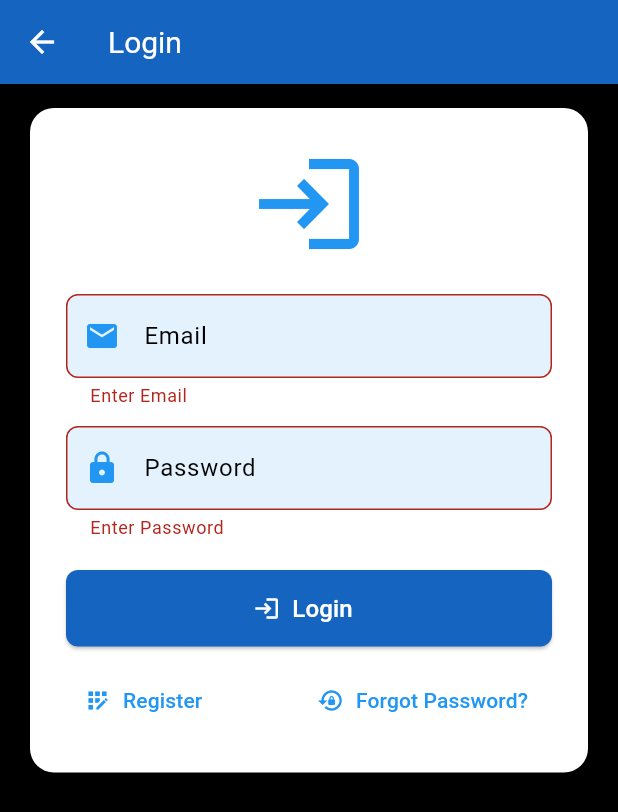
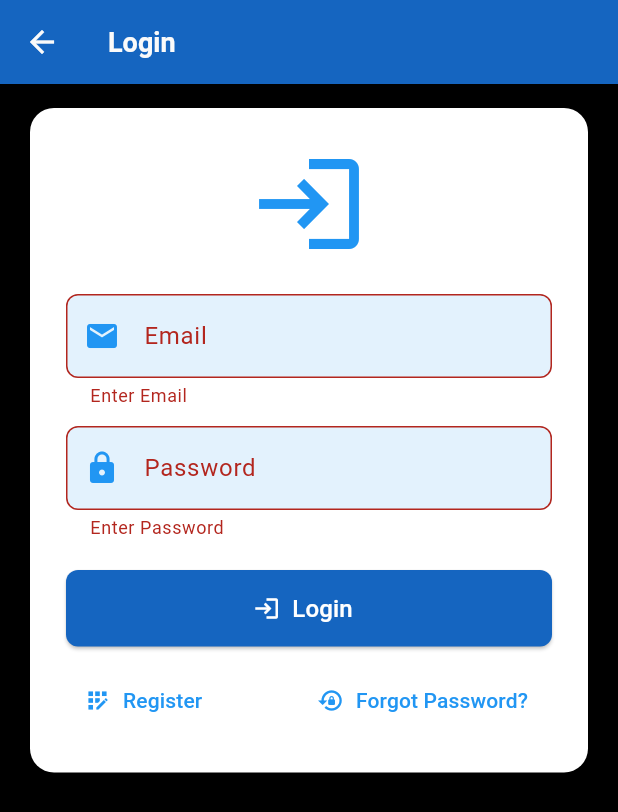
Before and after one commit to mbayajames/job_portal_app, a Flutter app: the screen it shows after launch, after a tap on "Login", on a phone screen of 412 x 824 dp. Shown: the top 812 px of the screen. Run offline on Flutter 3.47's test engine with Material 3 defaults, Android fonts, the phone set to English and light mode, and no system bars; our stand-ins replace cloud_firestore, file_picker, firebase_auth, firebase_core, firebase_storage, font_awesome_flutter and 1 more; accounts and stored records are empty; statements that could not run were skipped.

Commit message:
fix(app): resolve startup issue in main.dart

```diff
--- a/lib/main.dart
+++ b/lib/main.dart
@@ -1,61 +1,159 @@
+// lib/main.dart
 import 'package:flutter/material.dart';
+import 'package:provider/provider.dart';
 import 'package:firebase_core/firebase_core.dart';
-import 'package:provider/provider.dart';
-import 'firebase_options.dart';
+import 'package:logging/logging.dart';
+
+// 🔹 Core
+import 'core/constants.dart';
+import 'core/route_names.dart';
 import 'core/routes.dart';
-import 'core/route_names.dart';
+
+// 🔹 Providers
 import 'providers/auth_provider.dart';
 import 'providers/job_provider.dart';
 import 'providers/notification_provider.dart';
+import 'providers/employer_profile_provider.dart';
+import 'providers/employer_application_provider.dart';
+import 'providers/user_provider.dart';
+import 'providers/saved_job_provider.dart';
+import 'providers/application_provider.dart';
+import 'providers/payment_provider.dart';
+import 'providers/settings_provider.dart';
+import 'services/auth_service.dart';
 
-void main() async {
+// 🔹 Auth Screens
+import 'providers/screens/auth/login_screen.dart';
+import 'providers/screens/auth/register_screen.dart';
+
+// 🔹 Seeker Screens
+import 'page/seeker/seeker_home_screen.dart';
+import 'page/seeker/profile_screen.dart';
+import 'page/seeker/account_settings_screen.dart';
+import 'page/seeker/saved_jobs_screen.dart';
+import 'page/seeker/applications_screen.dart'; // ✅ Updated
+import 'page/seeker/application_details_screen.dart';
+import 'page/seeker/job_details_screen.dart';
+import 'page/seeker/interviews_screen.dart';
+
+// 🔹 Common Screens
+import 'providers/screens/common/job_listing_screen.dart';
+import 'providers/screens/common/notifications_screen.dart';
+
+// 🔹 Employer Screens
+import 'providers/screens/employer/my_jobs_screen.dart';
+
+// 🔹 Firebase
+import 'firebase_options.dart';
+
+Future<void> main() async {
   WidgetsFlutterBinding.ensureInitialized();
-  await Firebase.initializeApp(options: DefaultFirebaseOptions.currentPlatform);
-  runApp(const MyApp());
+
+  // ✅ Setup logging
+  _setupLogging();
+
+  // ✅ Initialize Firebase
+  await Firebase.initializeApp(
+    options: DefaultFirebaseOptions.currentPlatform,
+  );
+
+  runApp(const JobPortalApp());
 }
 
-class MyApp extends StatelessWidget {
-  const MyApp({super.key});
+/// Setup logging configuration
+void _setupLogging() {
+  Logger.root.level = Level.ALL;
+  Logger.root.onRecord.listen((record) {
+    debugPrint(
+      '[${record.level.name}] ${record.time}: ${record.loggerName}: ${record.message}',
+    );
+  });
+}
+
+class JobPortalApp extends StatelessWidget {
+  const JobPortalApp({super.key});
 
   @override
   Widget build(BuildContext context) {
+    final authService = AuthService();
+
     return MultiProvider(
       providers: [
+        // 🔹 Core Providers
         ChangeNotifierProvider(create: (_) => AuthProvider()),
         ChangeNotifierProvider(create: (_) => JobProvider()),
         ChangeNotifierProvider(create: (_) => NotificationProvider()),
+        ChangeNotifierProvider(create: (_) => EmployerProfileProvider()),
+        ChangeNotifierProvider(create: (_) => EmployerApplicationProvider()),
+        ChangeNotifierProvider(create: (_) => UserProvider()),
+        ChangeNotifierProvider(create: (_) => SavedJobProvider()),
+        ChangeNotifierProvider(create: (_) => ApplicationProvider()),
+        ChangeNotifierProvider(create: (_) => PaymentProvider()),
+        ChangeNotifierProvider(create: (_) => SettingsProvider()),
+
+        // 🔹 Service Provider
+        ChangeNotifierProvider(create: (_) => authService),
       ],
       child: MaterialApp(
         debugShowCheckedModeBanner: false,
         title: 'Job Portal App',
         theme: ThemeData(
-          primarySwatch: Colors.blue,
-          scaffoldBackgroundColor: Colors.white,
+          primaryColor: kPrimaryColor,
+          scaffoldBackgroundColor: AppColors.background,
+          useMaterial3: true,
           appBarTheme: const AppBarTheme(
-            backgroundColor: Colors.blue,
-            titleTextStyle: TextStyle(color: Colors.white, fontSize: 20),
-            iconTheme: IconThemeData(color: Colors.white),
+            backgroundColor: kPrimaryColor,
+            iconTheme: IconThemeData(color: AppColors.background),
+            titleTextStyle: TextStyle(
+              color: AppColors.background,
+              fontSize: 18,
+              fontWeight: FontWeight.bold,
+            ),
           ),
           elevatedButtonTheme: ElevatedButtonThemeData(
             style: ElevatedButton.styleFrom(
-              backgroundColor: Colors.blue,
-              foregroundColor: Colors.white,
-              shape: RoundedRectangleBorder(borderRadius: BorderRadius.circular(8)),
+              backgroundColor: kPrimaryColor,
+              foregroundColor: AppColors.background,
+              shape: RoundedRectangleBorder(
+                borderRadius: BorderRadius.circular(8),
+              ),
             ),
           ),
-          textTheme: const TextTheme(
-            headlineSmall: TextStyle(color: Colors.blue, fontWeight: FontWeight.bold),
-            bodyMedium: TextStyle(color: Colors.black),
-          ),
-          inputDecorationTheme: const InputDecorationTheme(
-            border: OutlineInputBorder(),
-            labelStyle: TextStyle(color: Colors.black),
+          inputDecorationTheme: InputDecorationTheme(
             filled: true,
             fillColor: Colors.white,
+            border: OutlineInputBorder(
+              borderRadius: BorderRadius.circular(8),
+            ),
           ),
         ),
         initialRoute: RouteNames.login,
         onGenerateRoute: Routes.generateRoute,
+        routes: {
+          // ✅ Auth
+          RouteNames.login: (context) => const LoginScreen(),
+          RouteNames.register: (context) => const RegisterScreen(),
+
+          // ✅ Seeker
+          RouteNames.seekerHome: (context) => const SeekerHomeScreen(),
+          RouteNames.profile: (context) => const ProfileScreen(),
+          RouteNames.accountSettings: (context) => const AccountSettingsScreen(),
+          RouteNames.savedJobs: (context) => const SavedJobsScreen(),
+          RouteNames.applications: (context) => const ApplicationsScreen(), // ✅ Updated
+          RouteNames.applicationDetails: (context) =>
+              const ApplicationDetailsScreen(),
+
+          // ✅ Jobs
+          RouteNames.jobSearch: (context) => const JobListingScreen(),
+          RouteNames.jobDetails: (context) => const JobModelDetailsScreen(),
+
+          // ✅ Common
+          RouteNames.interviews: (context) => const InterviewsScreen(),
+          RouteNames.notifications: (context) => const NotificationsScreen(),
+
+          // ✅ Employer
+          RouteNames.myJobs: (context) => const MyJobsScreen(),
+        },
       ),
     );
   }
```
